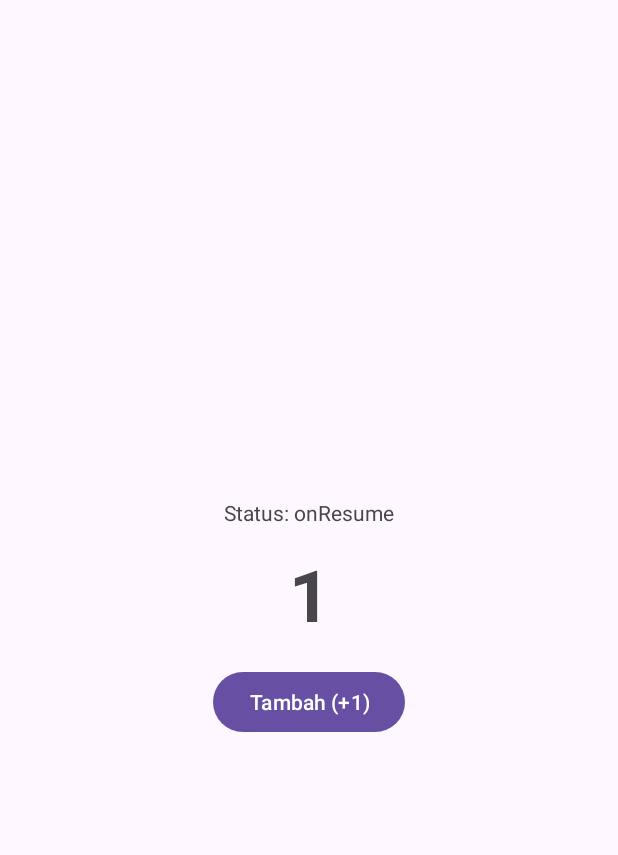
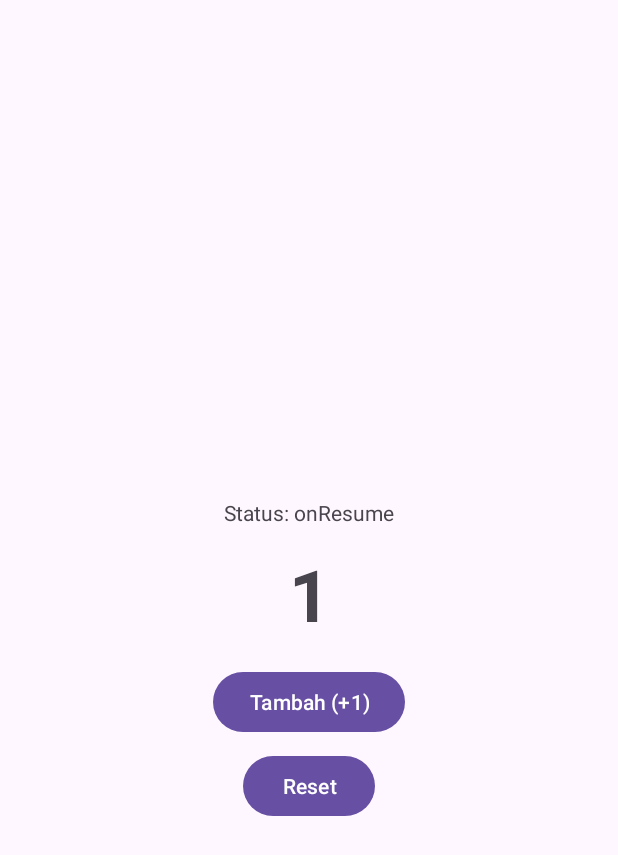
Before and after one commit to sugengharianto123/belajar-android, an Android app: the screen it shows after launch (MainActivity), after a tap on "Tambah (+1)", on a phone screen of 412 x 824 dp. Shown: the top 855 px of the screen. Run offline under Robolectric (Android 15) with nearby library versions, the phone set to English and light mode, and no system bars.

Commit message:
Tambah fitur tombol reset dan warna counter

```diff
--- a/app/src/main/java/com/example/sugengsfirstproject/MainActivity.java
+++ b/app/src/main/java/com/example/sugengsfirstproject/MainActivity.java
@@ -10,6 +10,9 @@ import androidx.appcompat.app.AppCompatActivity;
 import androidx.core.graphics.Insets;
 import androidx.core.view.ViewCompat;
 import androidx.core.view.WindowInsetsCompat;
+
+import android.graphics.Color;
+import android.graphics.Color;
 
 public class MainActivity extends AppCompatActivity {
 
@@ -39,6 +42,22 @@ public class MainActivity extends AppCompatActivity {
         btnTambah.setOnClickListener(v -> {
             count++;
             tvCounter.setText(String.valueOf(count));
+        });
+
+        Button btnReset = findViewById(R.id.btnReset);
+
+        btnTambah.setOnClickListener(v -> {
+            count++;
+            tvCounter.setText(String.valueOf(count));
+            if (count >= 10) {
+                tvCounter.setTextColor(Color.parseColor("#2E7D32")); // Hijau
+            }
+        });
+
+        btnReset.setOnClickListener(v -> {
+            count = 0;
+            tvCounter.setText(String.valueOf(count));
+            tvCounter.setTextColor(Color.BLACK);
         });
     }
 
--- a/app/src/main/res/layout/activity_main.xml
+++ b/app/src/main/res/layout/activity_main.xml
@@ -43,4 +43,14 @@
         app:layout_constraintStart_toStartOf="parent"
         app:layout_constraintTop_toBottomOf="@+id/tvCounter" />
 
+    <Button
+        android:id="@+id/btnReset"
+        android:layout_width="wrap_content"
+        android:layout_height="wrap_content"
+        android:layout_marginTop="8dp"
+        android:text="Reset"
+        app:layout_constraintEnd_toEndOf="parent"
+        app:layout_constraintStart_toStartOf="parent"
+        app:layout_constraintTop_toBottomOf="@+id/btnTambah" />
+
 </androidx.constraintlayout.widget.ConstraintLayout>
```
